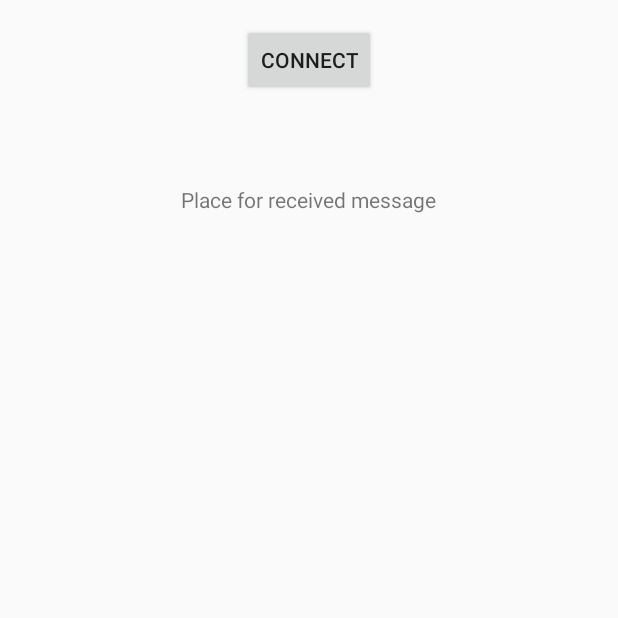
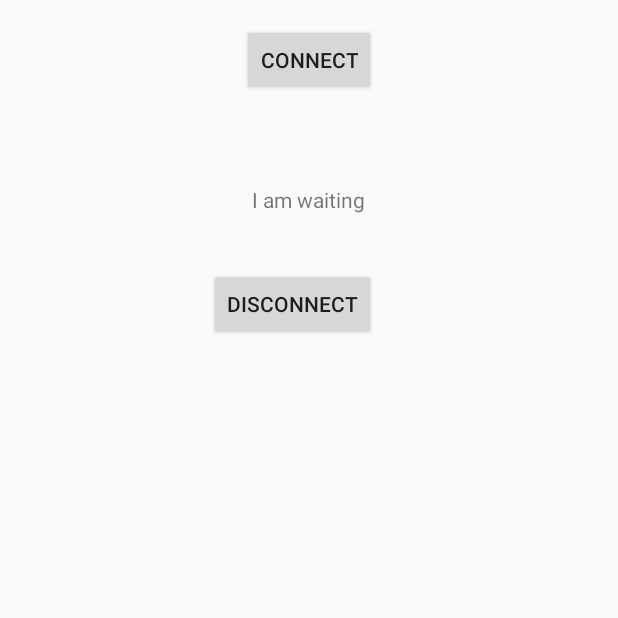
Before and after one commit to KPWJINT/ScreenMirrorAndroidClient, an Android app: the screen it shows after launch (Main), after a tap on "CONNECT", on a phone screen of 412 x 824 dp, the top half of it. Run offline under Robolectric (Android 15) with nearby library versions, the phone set to English and light mode, and no system bars; our stand-ins replace ButterKnife; 2 statements that could not run were skipped.

Commit message:
Failde attempt with constant conection

```diff
--- a/app/src/main/AndroidManifest.xml
+++ b/app/src/main/AndroidManifest.xml
@@ -20,6 +20,8 @@
                 <category android:name="android.intent.category.LAUNCHER" />
             </intent-filter>
         </activity>
+
+        <service android:enabled="true" android:name=".ClientService"></service>
     </application>
 
 </manifest>
--- a/app/src/main/java/javatech/screenmirror/Main.java
+++ b/app/src/main/java/javatech/screenmirror/Main.java
@@ -3,6 +3,10 @@ package javatech.screenmirror;
 
 import android.app.Activity;
 
+import android.content.BroadcastReceiver;
+import android.content.Context;
+import android.content.Intent;
+import android.content.IntentFilter;
 import android.os.Bundle;
 import android.util.Log;
 import android.view.View;
@@ -18,51 +22,73 @@ import java.net.Socket;
 
 import butterknife.BindView;
 import butterknife.ButterKnife;
+import butterknife.OnClick;
 
 
 public class Main extends Activity {
 
-    private static final int PORT =50268;
-    private static final String HOST="192.168.1.4";
-    private static final String DEBUG="debug";
+    @BindView(R.id.connect)
+    Button connectButton;
 
+    @BindView(R.id.message)
+    TextView mess;
+
+    MyReceiver myReceiver;
+
+    static boolean IS_CONNECTED;
     @Override
     protected void onCreate(Bundle savedInstanceState) {
         super.onCreate(savedInstanceState);
         setContentView(R.layout.activity_main);
         ButterKnife.bind(this);
+       // setMyReceiver();
+       // setButton();
     }
 
+    private void setButton(){
+        connectButton.setOnClickListener(new View.OnClickListener(){
+            @Override
+            public void onClick(View v) {
+                startConnection();
+            }
+        });
 
-    public void connectToPC(View view){
-        new Thread() {
-            public void run() {
-                String messageToSend = "hi server\n";
+    }
 
-                Socket client = null;
-                try
-                {
-                    Log.i(DEBUG, "before connection");
-                    client = new Socket(HOST, PORT);
-                    Log.i(DEBUG, "after connection");
+    @OnClick(R.id.connect)
+    public void connect(){
+        IS_CONNECTED=true;
+        startConnection();
+    }
 
-                    BufferedWriter bufferedWriter=new BufferedWriter(new OutputStreamWriter(client.getOutputStream()));
-                    bufferedWriter.write(messageToSend);
-                    bufferedWriter.flush();
+    @OnClick(R.id.disconnect)
+    public void disconnect(){
+        IS_CONNECTED=false;
+    }
 
-                    BufferedReader bufferedReader=new BufferedReader(new InputStreamReader(client.getInputStream()));
-                    Log.i(DEBUG, "message from server "+ bufferedReader.readLine());
-                    System.out.println("message from server "+ bufferedReader.readLine());
+    private void startConnection(){
+        Intent intent=new Intent(this, ClientService.class);
+        startService(intent);
+    }
 
-                    Log.i(DEBUG, "client has ended");
+    private void setMyReceiver(){
+        myReceiver=new MyReceiver();
+        IntentFilter intentFilter=new IntentFilter();
+        intentFilter.addAction(ClientService.SEND);
+        registerReceiver(myReceiver, intentFilter);
+    }
+    /* protected  void onStop(){
+         unregisterReceiver(myReceiver);
+         super.onStop();
+     }
+ */
+    private class MyReceiver extends BroadcastReceiver{
 
-                } catch (
-                        IOException e)
-                {
-                    Log.e(DEBUG, e.getMessage());
-                }
+        @Override
+        public void onReceive(Context context, Intent intent) {
+            String message=intent.getStringExtra("DATA_PASS");
+            mess.setText(message);
+        }
+    }
 
-            }
-        }.start();
-    }
 }
--- a/app/src/main/res/layout/activity_main.xml
+++ b/app/src/main/res/layout/activity_main.xml
@@ -1,30 +1,37 @@
 <?xml version="1.0" encoding="utf-8"?>
-<RelativeLayout
-    xmlns:android="http://schemas.android.com/apk/res/android"
+<RelativeLayout xmlns:android="http://schemas.android.com/apk/res/android"
+    xmlns:app="http://schemas.android.com/apk/res-auto"
     xmlns:tools="http://schemas.android.com/tools"
     android:layout_width="match_parent"
     android:layout_height="match_parent"
     tools:context="javatech.screenmirror.Main">
 
+<Button
+    android:id="@+id/connect"
+    android:layout_width="wrap_content"
+    android:layout_height="wrap_content"
+    android:layout_alignParentTop="true"
+    android:layout_centerHorizontal="true"
+    android:layout_marginTop="16dp"
+    android:text="@string/connectButton" />
 
+<TextView
+    android:id="@+id/message"
+    android:layout_width="wrap_content"
+    android:layout_height="wrap_content"
+    android:layout_below="@+id/connect"
+    android:layout_centerHorizontal="true"
+    android:layout_marginTop="59dp"
+    android:text="I am waiting" />
 
-    <TextView
-        android:id="@+id/textViewRecievedMessage"
+    <Button
+        android:id="@+id/disconnect"
         android:layout_width="wrap_content"
         android:layout_height="wrap_content"
-        android:layout_below="@+id/buttonConnect"
-        android:layout_centerHorizontal="true"
-        android:layout_marginTop="59dp"
-        android:text="@string/defaultMessage" />
-
-    <Button
-        android:id="@+id/buttonConnect"
-        android:layout_width="wrap_content"
-        android:layout_height="wrap_content"
-        android:layout_alignParentTop="true"
-        android:layout_centerHorizontal="true"
-        android:layout_marginTop="16dp"
-        android:text="@string/connectButton"
-        android:onClick="connectToPC"/>
+        android:layout_alignEnd="@+id/connect"
+        android:layout_alignRight="@+id/connect"
+        android:layout_below="@+id/message"
+        android:layout_marginTop="36dp"
+        android:text="disconnect" />
 
 </RelativeLayout>
```
Also changed, not shown: app/src/main/java/javatech/screenmirror/ClientService.java (added, +104 -0 lines), app/src/main/java/javatech/screenmirror/ClientThread.java (added, +64 -0 lines).
